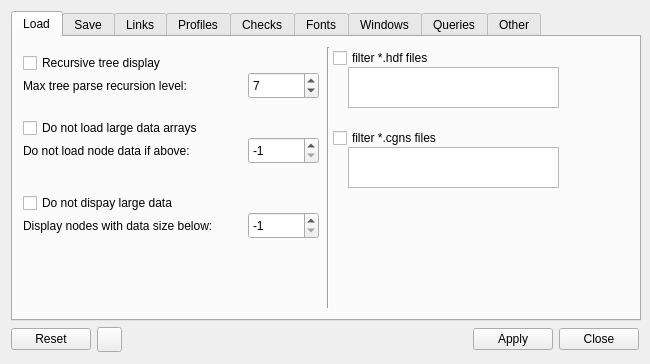
pyCGNS/pyCGNS, file CGNS/NAV/T/Q7OptionsWindow.ui: the form before one commit.
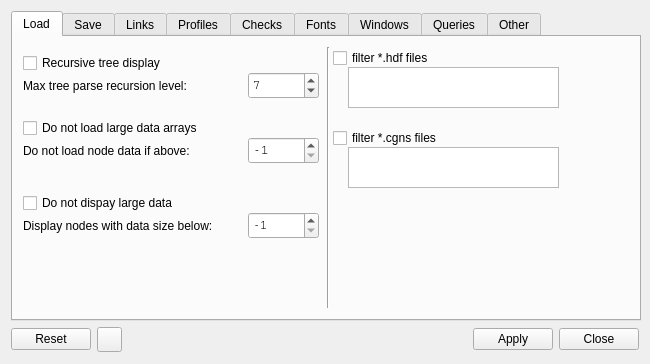
The form after the commit. Icons and pictures are not drawn.

Commit message: fix font issue

The edit to the form file:
```diff
--- a/CGNS/NAV/T/Q7OptionsWindow.ui
+++ b/CGNS/NAV/T/Q7OptionsWindow.ui
@@ -129,6 +129,11 @@
            <height>27</height>
           </rect>
          </property>
+         <property name="font">
+          <font>
+           <family>Courier</family>
+          </font>
+         </property>
          <property name="minimum">
           <number>1</number>
          </property>
@@ -151,6 +156,12 @@
            <height>27</height>
           </rect>
          </property>
+         <property name="font">
+          <font>
+           <family>Courier</family>
+           <pointsize>10</pointsize>
+          </font>
+         </property>
          <property name="minimum">
           <number>-1</number>
          </property>
@@ -242,6 +253,11 @@
            <height>27</height>
           </rect>
          </property>
+         <property name="font">
+          <font>
+           <family>Courier</family>
+          </font>
+         </property>
          <property name="minimum">
           <number>-1</number>
          </property>
```
Left out of the diff: 60 changed lines with no effect on the pictures. The commit also changes 43 other files.
